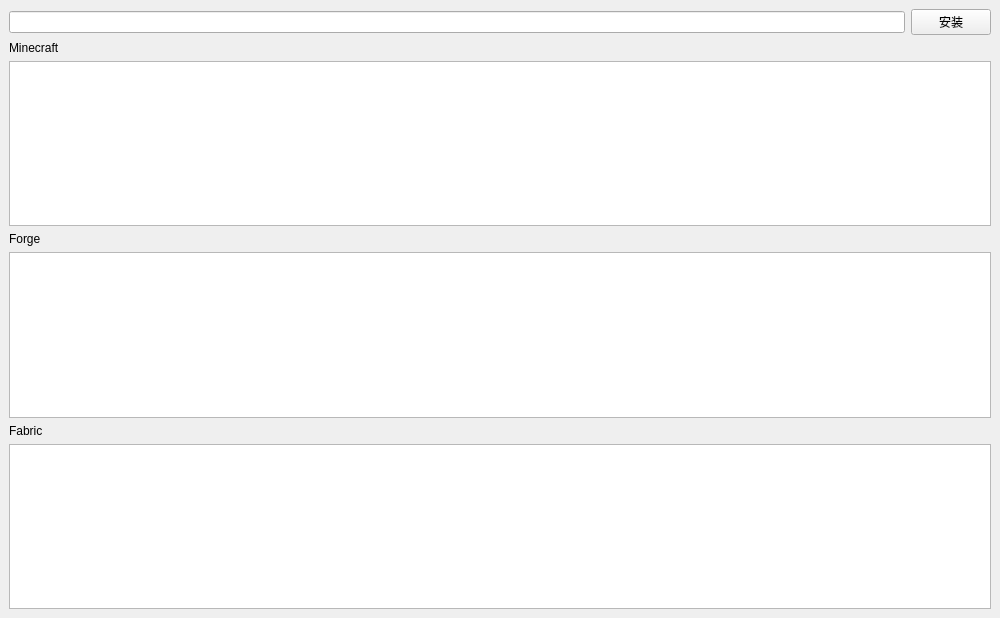
The window that FMCL/Functions/GameDownloader/GameDownloader.ui (1604042736/FMCL) describes before a commit, drawn with Qt 5.
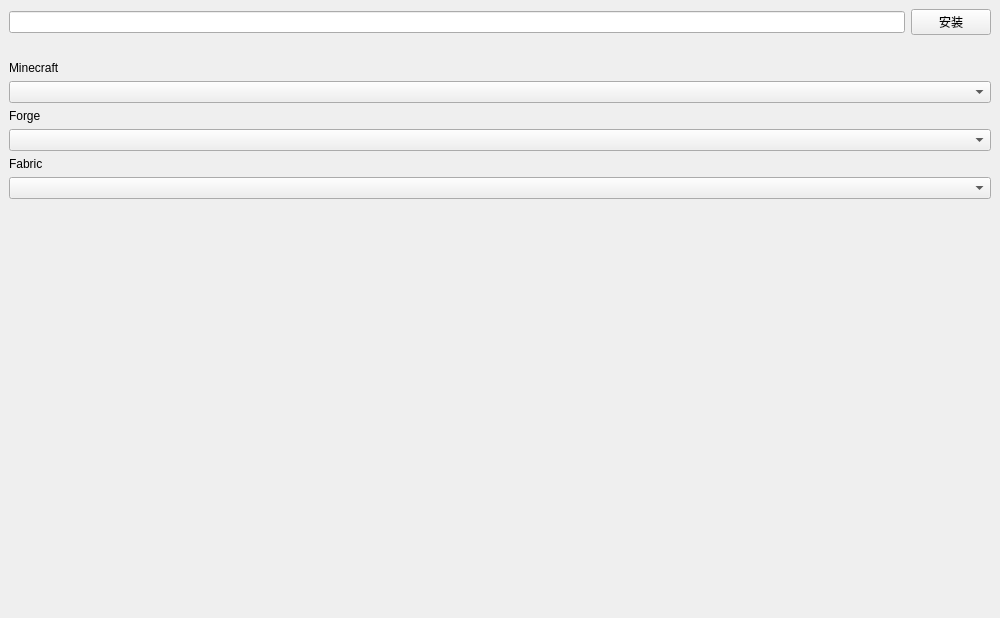
The same window after the commit. Custom widgets are drawn as their Qt base class.

Commit message: GameDownloader自动设置名称

```diff
--- a/FMCL/Functions/GameDownloader/GameDownloader.ui
+++ b/FMCL/Functions/GameDownloader/GameDownloader.ui
@@ -52,13 +52,6 @@
        </rect>
       </property>
       <layout class="QGridLayout" name="gridLayout_2">
-       <item row="0" column="0">
-        <widget class="LineEdit" name="le_name">
-         <property name="placeholderText">
-          <string/>
-         </property>
-        </widget>
-       </item>
        <item row="0" column="1">
         <widget class="PushButton" name="pb_install">
          <property name="text">
@@ -66,35 +59,85 @@
          </property>
         </widget>
        </item>
-       <item row="1" column="0">
+       <item row="1" column="0" colspan="2">
+        <widget class="QLabel" name="l_warning">
+         <property name="styleSheet">
+          <string notr="true">QLabel{
+	color:red;
+}</string>
+         </property>
+         <property name="text">
+          <string/>
+         </property>
+         <property name="wordWrap">
+          <bool>true</bool>
+         </property>
+        </widget>
+       </item>
+       <item row="6" column="0">
+        <widget class="QLabel" name="label_3">
+         <property name="text">
+          <string>Fabric</string>
+         </property>
+        </widget>
+       </item>
+       <item row="2" column="0">
         <widget class="QLabel" name="label">
          <property name="text">
           <string>Minecraft</string>
          </property>
         </widget>
        </item>
-       <item row="3" column="0">
+       <item row="8" column="0">
+        <spacer name="verticalSpacer">
+         <property name="orientation">
+          <enum>Qt::Vertical</enum>
+         </property>
+         <property name="sizeHint" stdset="0">
+          <size>
+           <width>0</width>
+           <height>0</height>
+          </size>
+         </property>
+        </spacer>
+       </item>
+       <item row="0" column="0">
+        <widget class="LineEdit" name="le_name">
+         <property name="placeholderText">
+          <string/>
+         </property>
+        </widget>
+       </item>
+       <item row="4" column="0">
         <widget class="QLabel" name="label_2">
          <property name="text">
           <string>Forge</string>
          </property>
         </widget>
        </item>
-       <item row="6" column="0">
-        <widget class="QLabel" name="label_3">
-         <property name="text">
-          <string>Fabric</string>
+       <item row="3" column="0" colspan="2">
+        <widget class="QComboBox" name="cb_minecraft">
+         <property name="maxVisibleItems">
+          <number>32</number>
+         </property>
+         <property name="frame">
+          <bool>true</bool>
          </property>
         </widget>
        </item>
-       <item row="2" column="0" colspan="2">
-        <widget class="ListWidget" name="lw_minecraft"/>
-       </item>
        <item row="5" column="0" colspan="2">
-        <widget class="ListWidget" name="lw_forge"/>
+        <widget class="QComboBox" name="cb_forge">
+         <property name="maxVisibleItems">
+          <number>32</number>
+         </property>
+        </widget>
        </item>
        <item row="7" column="0" colspan="2">
-        <widget class="ListWidget" name="lw_fabric"/>
+        <widget class="QComboBox" name="cb_fabric">
+         <property name="maxVisibleItems">
+          <number>32</number>
+         </property>
+        </widget>
        </item>
       </layout>
      </widget>
@@ -113,11 +156,6 @@
    <extends>QLineEdit</extends>
    <header>qfluentwidgets</header>
   </customwidget>
-  <customwidget>
-   <class>ListWidget</class>
-   <extends>QListWidget</extends>
-   <header>qfluentwidgets</header>
-  </customwidget>
  </customwidgets>
  <resources/>
  <connections/>
```
The commit also changes 2 other files.
